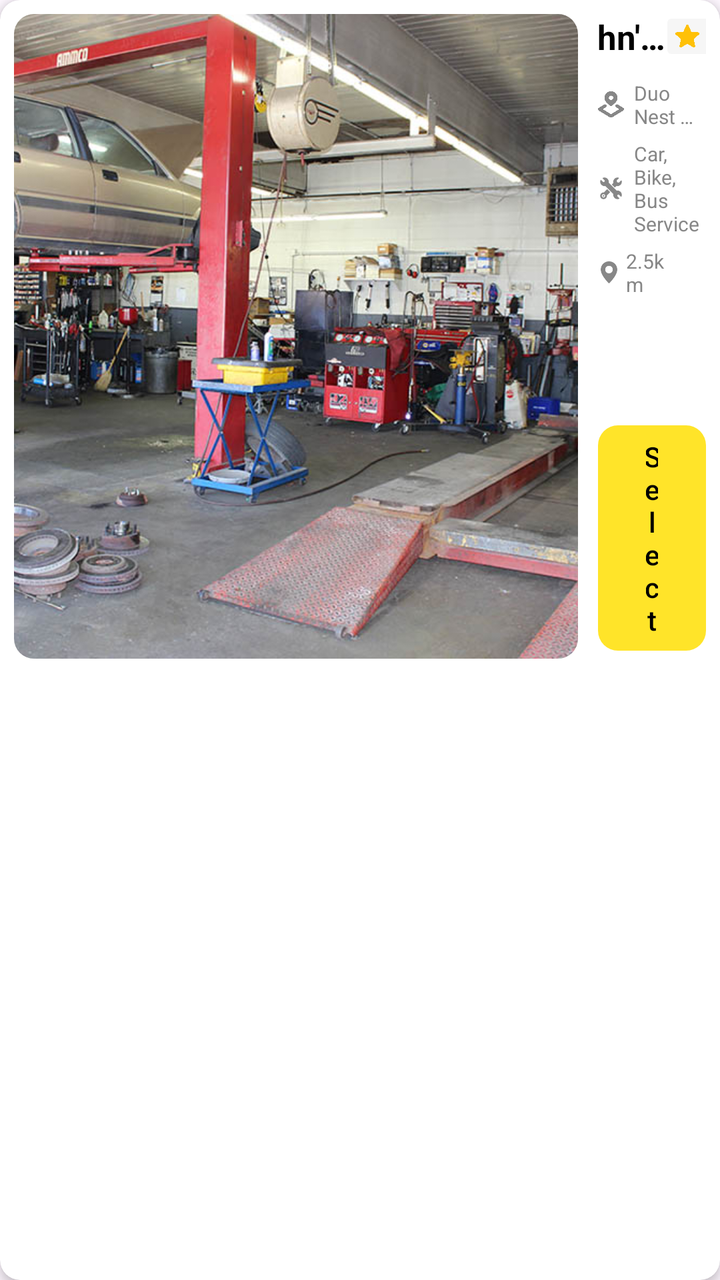
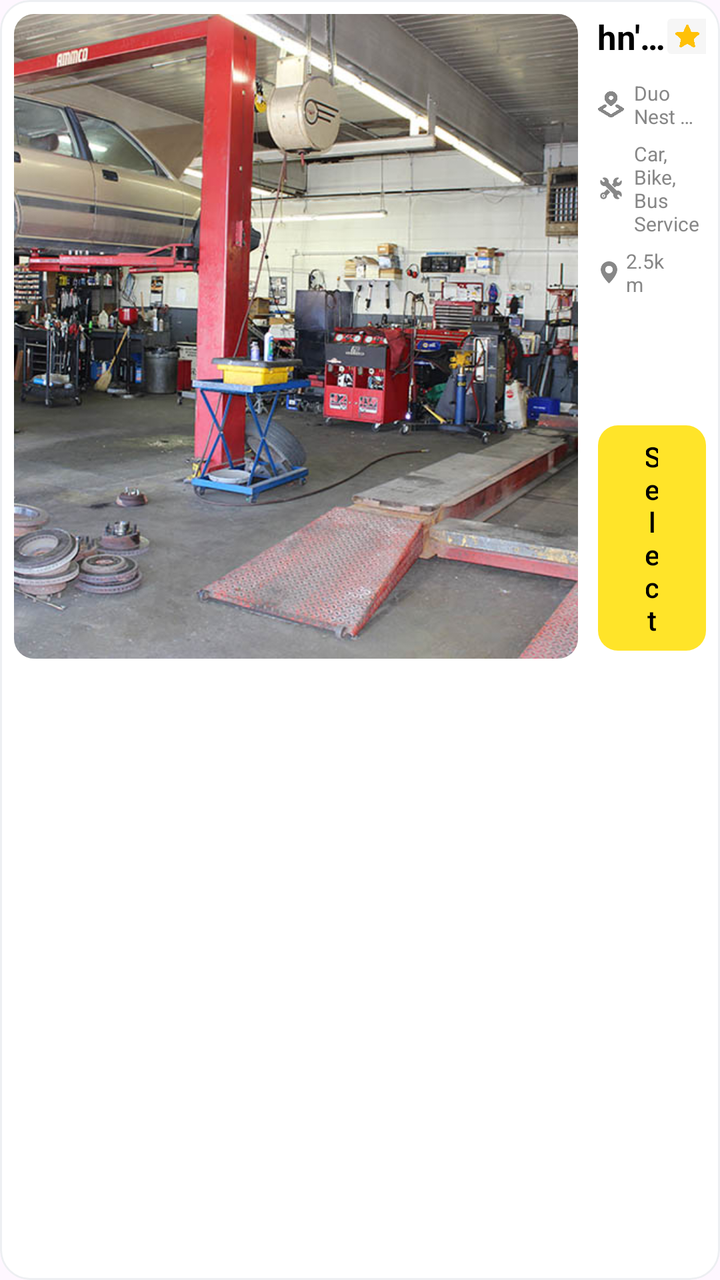

Before-and-after screenshots of an Android layout around one commit, followed by the original layout XML and the change that was made.
<!-- AndroidManifest.xml: application theme Theme.TregoApp -->
<!-- res/layout/shop_item_layout.xml -->
<?xml version="1.0" encoding="utf-8"?>
<com.google.android.material.card.MaterialCardView xmlns:android="http://schemas.android.com/apk/res/android"
    android:layout_width="match_parent"
    android:layout_height="wrap_content"
    xmlns:app="http://schemas.android.com/apk/res-auto"
    android:orientation="vertical"
    android:layout_marginVertical="3dp"
    android:layout_marginHorizontal="5dp"
    app:strokeWidth="0dp"
    app:cardCornerRadius="10dp"
    app:cardBackgroundColor="@color/shop_card_background"
    app:cardElevation="3dp">

    <LinearLayout
        android:layout_width="wrap_content"
        android:layout_height="wrap_content"
        android:orientation="horizontal"
        android:weightSum="2"
        android:padding="7dp">

        <ImageView
            android:layout_width="0dp"
            android:layout_height="match_parent"
            android:layout_weight="1"
            android:src="@drawable/shop"
            android:background="@drawable/image_round_radius"
            android:clipToOutline="true"
            android:scaleType="centerCrop"/>

        <LinearLayout
            android:layout_width="0dp"
            android:layout_height="wrap_content"
            android:layout_weight="1"
            android:paddingStart="10dp"
            android:orientation="vertical" >

            <LinearLayout
                android:layout_width="match_parent"
                android:layout_height="wrap_content"
                android:orientation="vertical">

                <LinearLayout
                    android:layout_width="match_parent"
                    android:layout_height="wrap_content"
                    android:orientation="horizontal"
                    android:gravity="center"
                    android:layout_marginBottom="10dp">

                    <TextView
                        android:id="@+id/tvShopName"
                        android:layout_width="wrap_content"
                        android:layout_height="wrap_content"
                        android:text="John's Auto Care"
                        android:textColor="@color/black"
                        android:textSize="17sp"
                        android:textStyle="bold"
                        android:maxWidth="115dp"
                        android:ellipsize="end"
                        android:singleLine="true" />

                    <View
                        android:layout_width="0dp"
                        android:layout_height="0dp"
                        android:layout_weight="1" />

                    <LinearLayout
                        android:layout_width="wrap_content"
                        android:layout_height="wrap_content"
                        android:background="@drawable/rating_card"
                        android:gravity="end|center_vertical"
                        android:paddingVertical="2dp"
                        android:paddingHorizontal="4dp">

                        <ImageView
                            android:layout_width="12dp"
                            android:layout_height="12dp"
                            android:src="@drawable/star"
                            android:layout_marginRight="5dp"/>

                        <TextView
                            android:id="@+id/tvRating"
                            android:layout_width="wrap_content"
                            android:layout_height="wrap_content"
                            android:text="4.8"
                            android:textColor="@color/card_text"
                            android:textSize="10sp" />

                    </LinearLayout>

                </LinearLayout>

                <LinearLayout
                    android:layout_width="wrap_content"
                    android:layout_height="wrap_content"
                    android:orientation="horizontal"
                    android:layout_marginBottom="5dp">

                    <ImageView
                        android:layout_width="13dp"
                        android:layout_height="13dp"
                        android:src="@drawable/address"
                        android:layout_gravity="center"
                        android:layout_marginRight="5dp"/>

                    <TextView
                        android:id="@+id/tvAddress"
                        android:layout_width="wrap_content"
                        android:layout_height="wrap_content"
                        android:text="@string/sampleAddress"
                        android:textColor="@color/card_text"
                        android:textSize="10sp"
                        android:maxLines="2"
                        android:ellipsize="end"
                        android:layout_gravity="center"/>

                </LinearLayout>

                <LinearLayout
                    android:layout_width="wrap_content"
                    android:layout_height="wrap_content"
                    android:orientation="horizontal"
                    android:layout_marginBottom="5dp">

                    <ImageView
                        android:layout_width="13dp"
                        android:layout_height="13dp"
                        android:src="@drawable/mechanics"
                        android:layout_gravity="center"
                        android:layout_marginRight="5dp"/>

                    <TextView
                        android:id="@+id/tvService"
                        android:layout_width="wrap_content"
                        android:layout_height="wrap_content"
                        android:maxWidth="150dp"
                        android:text="@string/sampleService"
                        android:textSize="10sp"
                        android:textColor="@color/card_text"
                        android:layout_gravity="center"/>

                </LinearLayout>

                <LinearLayout
                    android:layout_width="wrap_content"
                    android:layout_height="wrap_content">

                    <LinearLayout
                        android:layout_width="wrap_content"
                        android:layout_height="wrap_content"
                        android:orientation="horizontal"
                        android:layout_marginRight="13dp" >

                        <ImageView
                            android:layout_width="11dp"
                            android:layout_height="11dp"
                            android:src="@drawable/pin"
                            android:layout_gravity="center"
                            android:layout_marginRight="3dp"/>

                        <TextView
                            android:id="@+id/tvDistance"
                            android:layout_width="wrap_content"
                            android:layout_height="wrap_content"
                            android:text="@string/sampleKilometer"
                            android:textColor="@color/card_text"
                            android:textSize="10sp"
                            android:layout_gravity="center"/>

                    </LinearLayout>

                    <LinearLayout
                        android:layout_width="wrap_content"
                        android:layout_height="wrap_content"
                        android:orientation="horizontal">

                        <ImageView
                            android:layout_width="11dp"
                            android:layout_height="11dp"
                            android:src="@drawable/time"
                            android:layout_gravity="center"
                            android:layout_marginRight="3dp"/>

                        <TextView
                            android:id="@+id/tvDuration"
                            android:layout_width="wrap_content"
                            android:layout_height="wrap_content"
                            android:text="@string/sampleMinutes"
                            android:textColor="@color/card_text"
                            android:textSize="10sp"
                            android:layout_gravity="center"/>

                    </LinearLayout>

                </LinearLayout>

            </LinearLayout>

            <LinearLayout
                android:layout_width="match_parent"
                android:layout_height="wrap_content"
                android:layout_gravity="center"
                android:layout_marginTop="13dp">

                <com.google.android.material.button.MaterialButton
                    android:id="@+id/selectBtn"
                    android:layout_width="match_parent"
                    android:layout_height="wrap_content"
                    android:text="@string/select"
                    android:textColor="@color/black"
                    app:cornerRadius="10dp"/>

            </LinearLayout>

        </LinearLayout>

    </LinearLayout>

</com.google.android.material.card.MaterialCardView>
<!-- resources referenced by this layout -->
<resources>
  <color name="black">#FF000000</color>
  <color name="card_text">#878787</color>
  <color name="shop_card_background">#FFFFFF</color>
  <!-- drawable address: png bitmap (drawable, 20787 bytes) -->
  <!-- drawable image_round_radius (drawable) -->
  <?xml version="1.0" encoding="utf-8"?>
  <shape xmlns:android="http://schemas.android.com/apk/res/android"
      android:shape="rectangle">
      <corners
          android:radius="10dp" />
      <solid
          android:color="@color/secondary_color" />
  </shape>
  <!-- drawable mechanics: png bitmap (drawable, 2380 bytes) -->
  <!-- drawable pin: png bitmap (drawable, 1897 bytes) -->
  <!-- drawable rating_card (drawable) -->
  <?xml version="1.0" encoding="utf-8"?>
  <shape xmlns:android="http://schemas.android.com/apk/res/android"
      android:shape="rectangle">
      <corners
          android:radius="2dp" />
      <solid
          android:color="@color/rating_card_background" />
  </shape>
  <!-- drawable shop: jpg bitmap (drawable, 159612 bytes) -->
  <!-- drawable star: png bitmap (drawable, 13086 bytes) -->
  <!-- drawable time: png bitmap (drawable, 1761 bytes) -->
  <string name="sampleAddress">Duo Nest Co-Living PG\nBengaluru.</string>
  <string name="sampleKilometer">2.5km</string>
  <string name="sampleMinutes">15 min</string>
  <string name="sampleService">Car, Bike, Bus Service</string>
  <string name="select">Select</string>
  <style name="Theme.TregoApp" parent="Base.Theme.TregoApp" />
  <color name="secondary_color">#FFFFFFFF</color>
  <color name="rating_card_background">#F6F6F6</color>
  <style name="Base.Theme.TregoApp" parent="Theme.Material3.DayNight.NoActionBar">
          <item name="colorPrimary">@color/primary_color</item>
          <item name="android:statusBarColor">@color/secondary_color</item>
          <item name="android:windowLightStatusBar">true</item>
      </style>
  <color name="primary_color">#FFE429</color>
</resources>

<!-- the commit's change to res/layout/shop_item_layout.xml (unified diff, before → after) -->
@@ -1,15 +1,19 @@
 <?xml version="1.0" encoding="utf-8"?>
 <com.google.android.material.card.MaterialCardView xmlns:android="http://schemas.android.com/apk/res/android"
+    android:id="@+id/shopCardView"
     android:layout_width="match_parent"
     android:layout_height="wrap_content"
     xmlns:app="http://schemas.android.com/apk/res-auto"
     android:orientation="vertical"
-    android:layout_marginVertical="3dp"
+    android:clickable="true"
+    android:focusable="true"
+    android:layout_marginTop="3dp"
+    android:layout_marginBottom="10dp"
     android:layout_marginHorizontal="5dp"
-    app:strokeWidth="0dp"
-    app:cardCornerRadius="10dp"
-    app:cardBackgroundColor="@color/shop_card_background"
-    app:cardElevation="3dp">
+    app:strokeWidth="1dp"
+    app:strokeColor="#EDEFF2"
+    app:cardCornerRadius="15dp"
+    app:cardBackgroundColor="@color/shop_card_background" >
 
     <LinearLayout
         android:layout_width="wrap_content"
@@ -205,6 +209,8 @@
                     android:id="@+id/selectBtn"
                     android:layout_width="match_parent"
                     android:layout_height="wrap_content"
+                    android:clickable="true"
+                    android:focusable="true"
                     android:text="@string/select"
                     android:textColor="@color/black"
                     app:cornerRadius="10dp"/>
